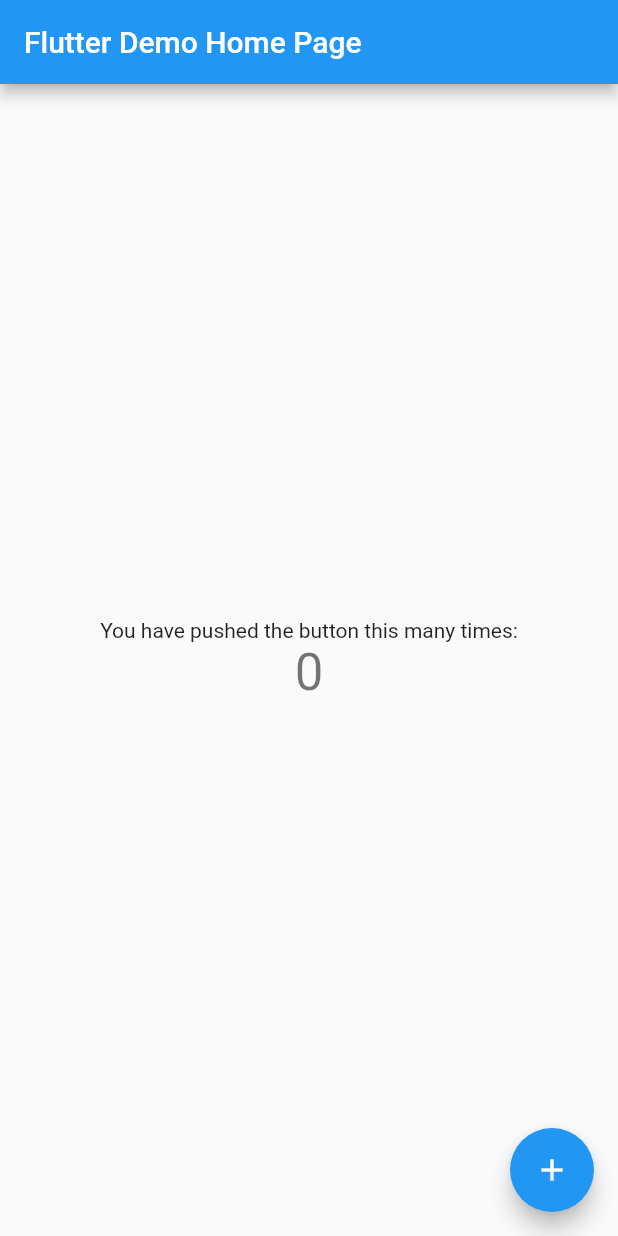
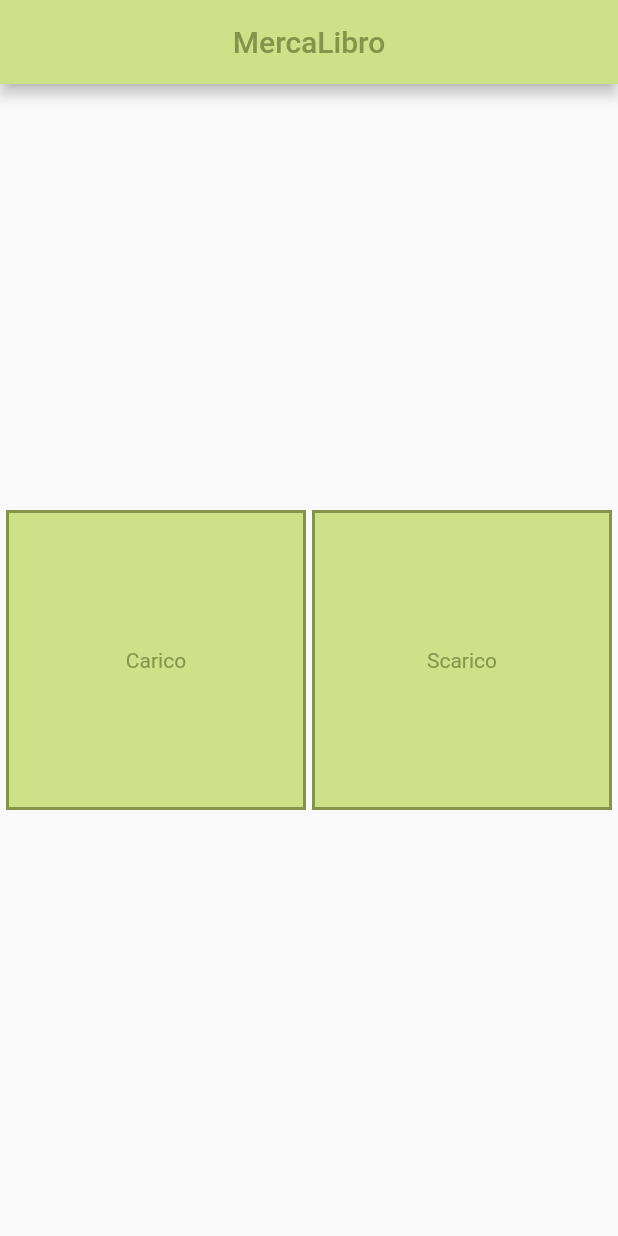
Before and after one commit to Tiaaaaaa/shop, a Flutter app: the screen it shows after launch, on a phone screen of 412 x 824 dp. Run offline on Flutter 3.47's test engine with Material 2 defaults, Android fonts, the phone set to English and light mode, and no system bars; Roboto replaces fonts that are missing (Helvetica).

Commit message:
pagina carico rifatta ma non finita

```diff
--- /dev/null
+++ b/frontend/lib/home_page.dart
@@ -0,0 +1,54 @@
+import 'package:flutter/material.dart';
+import 'package:shop/variables.dart';
+
+import 'carico_page.dart';
+
+class HomePage extends StatelessWidget {
+  const HomePage({super.key});
+
+  @override
+  Widget build(BuildContext context) {
+    return Scaffold(
+      appBar: AppBar(
+        centerTitle: true,
+        title: Text(
+          "MercaLibro",
+          style: defaultTextStyle,
+        ),
+        backgroundColor: primaryColor,
+      ),
+      body: Center(
+          child: Row(
+        mainAxisAlignment: MainAxisAlignment.spaceEvenly,
+        children: [
+          InkWell(
+              onTap: () {
+                Navigator.of(context).push(
+                  MaterialPageRoute(builder: (context) => CaricoPage()),
+                );
+              },
+              child: Container(
+                decoration: BoxDecoration(
+                    color: primaryColor,
+                    border: Border.all(color: secundaryColor, width: 2)),
+                alignment: Alignment.center,
+                height: 200,
+                width: 200,
+                child: Text(
+                  "Carico",
+                  style: defaultTextStyle,
+                ),
+              )),
+          Container(
+              decoration: BoxDecoration(
+                  color: primaryColor,
+                  border: Border.all(color: secundaryColor, width: 2)),
+              alignment: Alignment.center,
+              height: 200,
+              width: 200,
+              child: Text("Scarico", style: defaultTextStyle))
+        ],
+      )),
+    );
+  }
+}
--- a/frontend/lib/main.dart
+++ b/frontend/lib/main.dart
@@ -1,4 +1,5 @@
 import 'package:flutter/material.dart';
+import 'package:shop/home_page.dart';
 
 void main() {
   runApp(const MyApp());
@@ -22,94 +23,8 @@ class MyApp extends StatelessWidget {
         // or simply save your changes to "hot reload" in a Flutter IDE).
         // Notice that the counter didn't reset back to zero; the application
         // is not restarted.
-        primarySwatch: Colors.blue,
       ),
-      home: const MyHomePage(title: 'Flutter Demo Home Page'),
+      home: const HomePage(),
     );
   }
 }
-
-class MyHomePage extends StatefulWidget {
-  const MyHomePage({super.key, required this.title});
-
-  // This widget is the home page of your application. It is stateful, meaning
-  // that it has a State object (defined below) that contains fields that affect
-  // how it looks.
-
-  // This class is the configuration for the state. It holds the values (in this
-  // case the title) provided by the parent (in this case the App widget) and
-  // used by the build method of the State. Fields in a Widget subclass are
-  // always marked "final".
-
-  final String title;
-
-  @override
-  State<MyHomePage> createState() => _MyHomePageState();
-}
-
-class _MyHomePageState extends State<MyHomePage> {
-  int _counter = 0;
-
-  void _incrementCounter() {
-    setState(() {
-      // This call to setState tells the Flutter framework that something has
-      // changed in this State, which causes it to rerun the build method below
-      // so that the display can reflect the updated values. If we changed
-      // _counter without calling setState(), then the build method would not be
-      // called again, and so nothing would appear to happen.
-      _counter++;
-    });
-  }
-
-  @override
-  Widget build(BuildContext context) {
-    // This method is rerun every time setState is called, for instance as done
-    // by the _incrementCounter method above.
-    //
-    // The Flutter framework has been optimized to make rerunning build methods
-    // fast, so that you can just rebuild anything that needs updating rather
-    // than having to individually change instances of widgets.
-    return Scaffold(
-      appBar: AppBar(
-        // Here we take the value from the MyHomePage object that was created by
-        // the App.build method, and use it to set our appbar title.
-        title: Text(widget.title),
-      ),
-      body: Center(
-        // Center is a layout widget. It takes a single child and positions it
-        // in the middle of the parent.
-        child: Column(
-          // Column is also a layout widget. It takes a list of children and
-          // arranges them vertically. By default, it sizes itself to fit its
-          // children horizontally, and tries to be as tall as its parent.
-          //
-          // Invoke "debug painting" (press "p" in the console, choose the
-          // "Toggle Debug Paint" action from the Flutter Inspector in Android
-          // Studio, or the "Toggle Debug Paint" command in Visual Studio Code)
-          // to see the wireframe for each widget.
-          //
-          // Column has various properties to control how it sizes itself and
-          // how it positions its children. Here we use mainAxisAlignment to
-          // center the children vertically; the main axis here is the vertical
-          // axis because Columns are vertical (the cross axis would be
-          // horizontal).
-          mainAxisAlignment: MainAxisAlignment.center,
-          children: <Widget>[
-            const Text(
-              'You have pushed the button this many times:',
-            ),
-            Text(
-              '$_counter',
-              style: Theme.of(context).textTheme.headline4,
-            ),
-          ],
-        ),
-      ),
-      floatingActionButton: FloatingActionButton(
-        onPressed: _incrementCounter,
-        tooltip: 'Increment',
-        child: const Icon(Icons.add),
-      ), // This trailing comma makes auto-formatting nicer for build methods.
-    );
-  }
-}
--- /dev/null
+++ b/frontend/lib/variables.dart
@@ -0,0 +1,7 @@
+import 'package:flutter/material.dart';
+
+Color primaryColor = const Color.fromRGBO(207, 225, 136, 1);
+Color secundaryColor = const Color.fromRGBO(133, 148, 74, 1);
+
+TextStyle defaultTextStyle =
+    TextStyle(color: secundaryColor, fontFamily: "Helvetica",);
```
Also changed, not shown: frontend/lib/carico_page.dart (added, +100 -0 lines).
